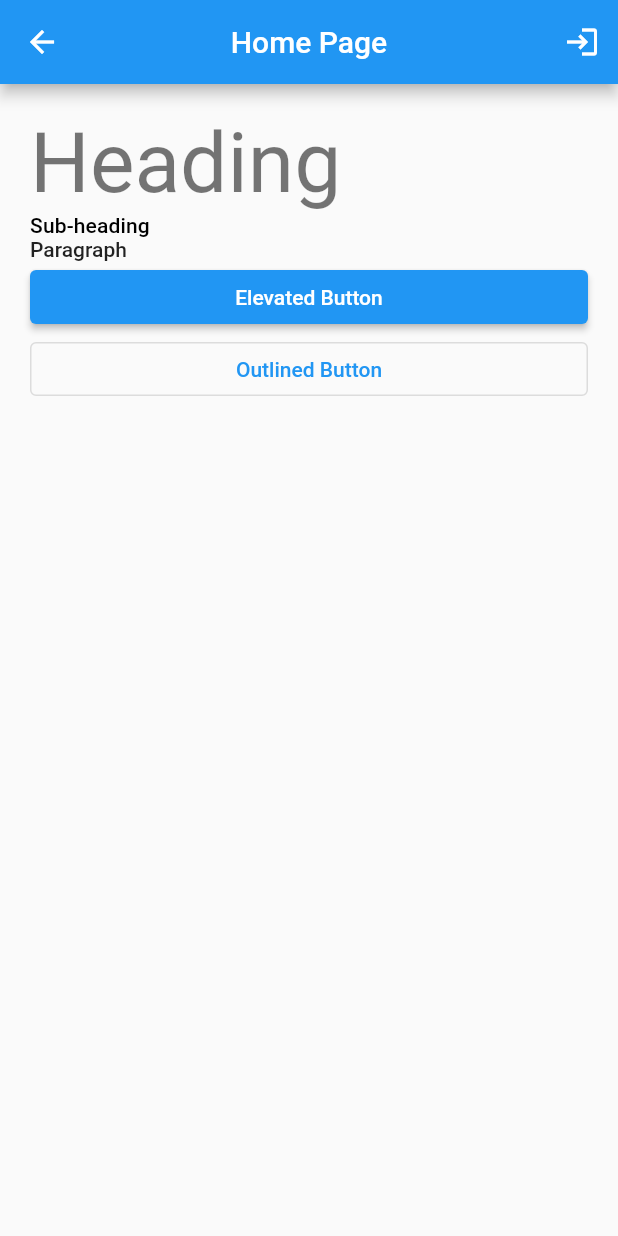
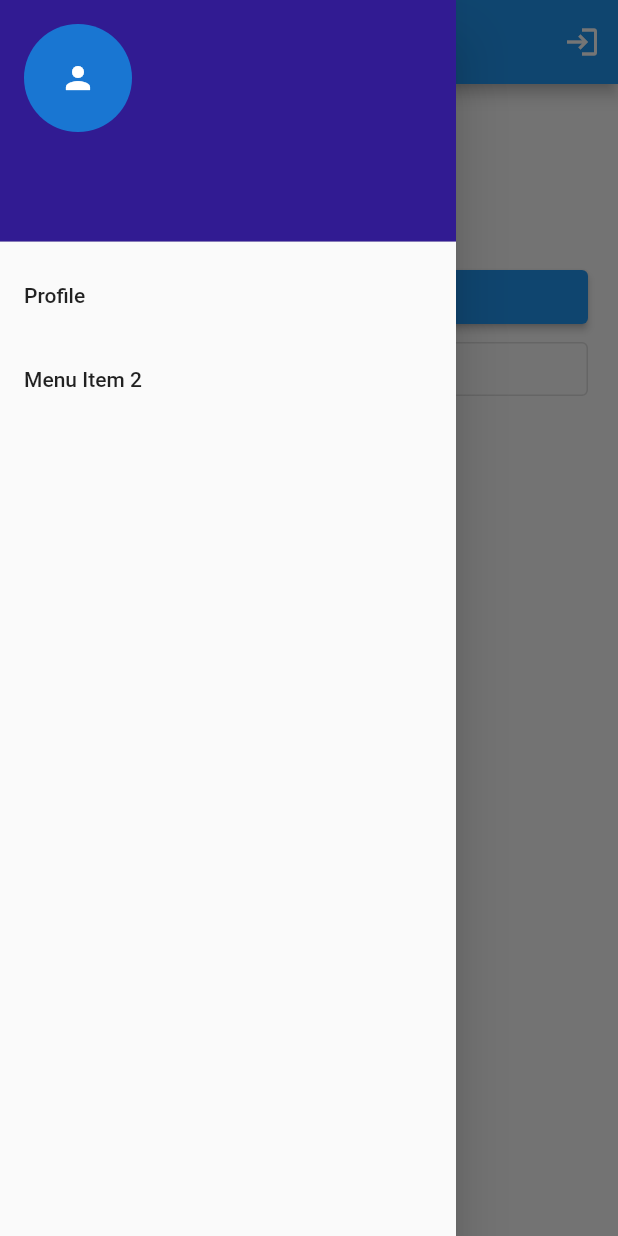
Before and after one commit to UswaArif/se_lab-Airline-Reservation-Application, a Flutter app: the HomePage screen opened directly, with the side drawer open (before the commit the screen has no drawer), on a phone screen of 412 x 824 dp. Run offline on Flutter 3.47's test engine with Material 2 defaults, Android fonts, the phone set to English and light mode, and no system bars; our stand-ins replace cloud_firestore, firebase_auth, firebase_core, firebase_database; accounts and stored records are empty.

Commit message:
Changes in Sign Up page and home page

```diff
--- a/lib/pages/home_page.dart
+++ b/lib/pages/home_page.dart
@@ -1,24 +1,84 @@
 import 'package:firebase_auth/firebase_auth.dart';
 import 'package:flutter/material.dart';
+import 'package:se_lab/pages/llogin_page.dart';
+import 'package:firebase_database/firebase_database.dart';
+import 'package:cloud_firestore/cloud_firestore.dart';
 
-class HomePage extends StatelessWidget {
+class HomePage extends StatefulWidget  {
    HomePage({super.key});
+  @override
+  _HomePageState createState() => _HomePageState();
+}
+
+class _HomePageState extends State<HomePage> {
   final user = FirebaseAuth.instance.currentUser;
+  final GlobalKey<ScaffoldState> _scaffoldKey = GlobalKey<ScaffoldState>();
+
 
   @override
   Widget build(BuildContext context) {
     return Scaffold(
+      key: _scaffoldKey,
       appBar: AppBar(
         centerTitle: true,
         title: const Text("Home Page"),
+        leading: IconButton(
+          onPressed: () {
+            _scaffoldKey.currentState!.openDrawer();
+          },
+          icon: const Icon(Icons.menu),
+        ),
         actions: [
           IconButton(
             onPressed: ()async {
-              await FirebaseAuth.instance.signOut();
+              try {
+                await FirebaseAuth.instance.signOut();
+                print("DOne");
+                Navigator.push(
+                          context,
+                          MaterialPageRoute(builder: (context) => LoginPage()), // Replace with the actual name of your sign-up page class
+                        );
+                // Redirect or perform other actions after successful sign-out.
+              } catch (e) {
+                print("Error during sign out: $e");
+                // Handle the error as needed.
+              }
             },
             icon: const Icon(Icons.login),
             ),
         ],
+      ),
+      drawer: Drawer(
+        child: ListView(
+          padding: EdgeInsets.zero,
+          children: <Widget>[
+            UserAccountsDrawerHeader(
+              decoration: BoxDecoration(
+                color: Colors.deepPurple.shade900,
+              ),
+              accountName: Text(user!.displayName ?? ""), // Display name of the user
+              accountEmail: Text(user!.email ?? ""), // Email of the user
+              currentAccountPicture: const CircleAvatar(
+                radius: 50.0,
+                child: Icon(Icons.person), // Placeholder icon if no profile picture
+              ),
+
+            ),
+            ListTile(
+              title: Text("Profile"),
+              onTap: () {
+                // Handle menu item 1 tap
+              },
+            ),
+            ListTile(
+              title: Text("Menu Item 2"),
+              onTap: () {
+                // Handle menu item 2 tap
+              },
+            ),
+            // Add more menu items as needed
+          ],
+        ),
       ),
 
       body: Padding(
--- a/lib/pages/llogin_page.dart
+++ b/lib/pages/llogin_page.dart
@@ -180,7 +180,8 @@ class _loginPageState extends State<LoginPage> {
                               ),
                             ],
                           ),
-                        ), );
+                        ),
+                        );
                     },
                     child: const Text("Forget Password?", style: TextStyle(
                           decoration: TextDecoration.underline,
```
Also changed, not shown: lib/classes/user_model.dart (+18 -0 lines), lib/pages/sign_up_page.dart (+40 -2 lines).
